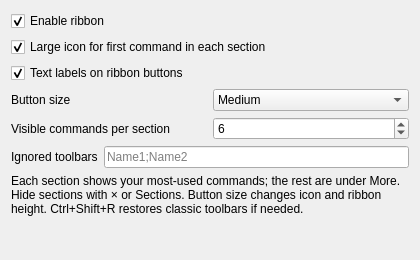
robdevtech/NeoRibbon, file Resources/ui/preferences.ui: the form before one commit.
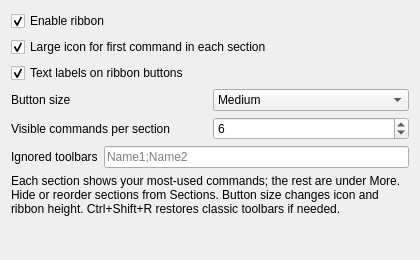
The form after the commit. Custom widgets are drawn as their Qt base class.

Commit message:
Add section reorder, toggle indicators, and on-screen popups.
Persist per-workbench group order, sync checkable FreeCAD actions onto ribbon buttons, and clamp section lists to the screen.

```diff
--- a/Resources/ui/preferences.ui
+++ b/Resources/ui/preferences.ui
@@ -161,7 +161,7 @@
    <item>
     <widget class="QLabel" name="labelHint">
      <property name="text">
-      <string>Each section shows your most-used commands; the rest are under More. Hide sections with × or Sections. Button size changes icon and ribbon height. Ctrl+Shift+R restores classic toolbars if needed.</string>
+      <string>Each section shows your most-used commands; the rest are under More. Hide or reorder sections from Sections. Button size changes icon and ribbon height. Ctrl+Shift+R restores classic toolbars if needed.</string>
      </property>
      <property name="wordWrap">
       <bool>true</bool>
```
The commit also changes 8 other files.
